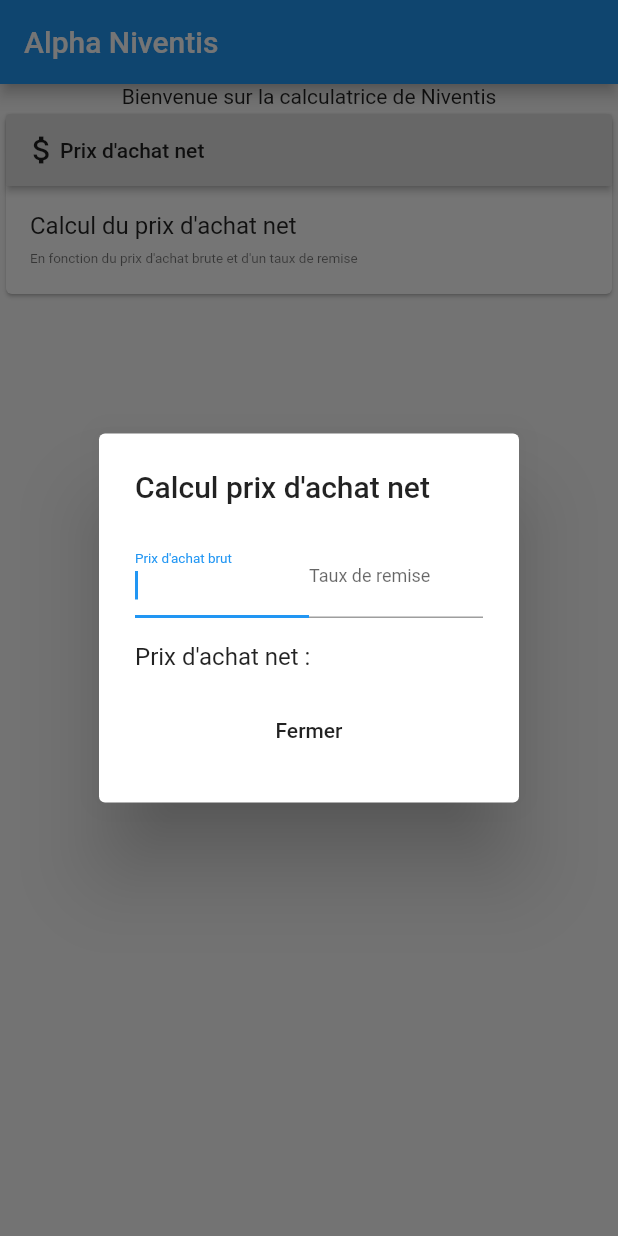
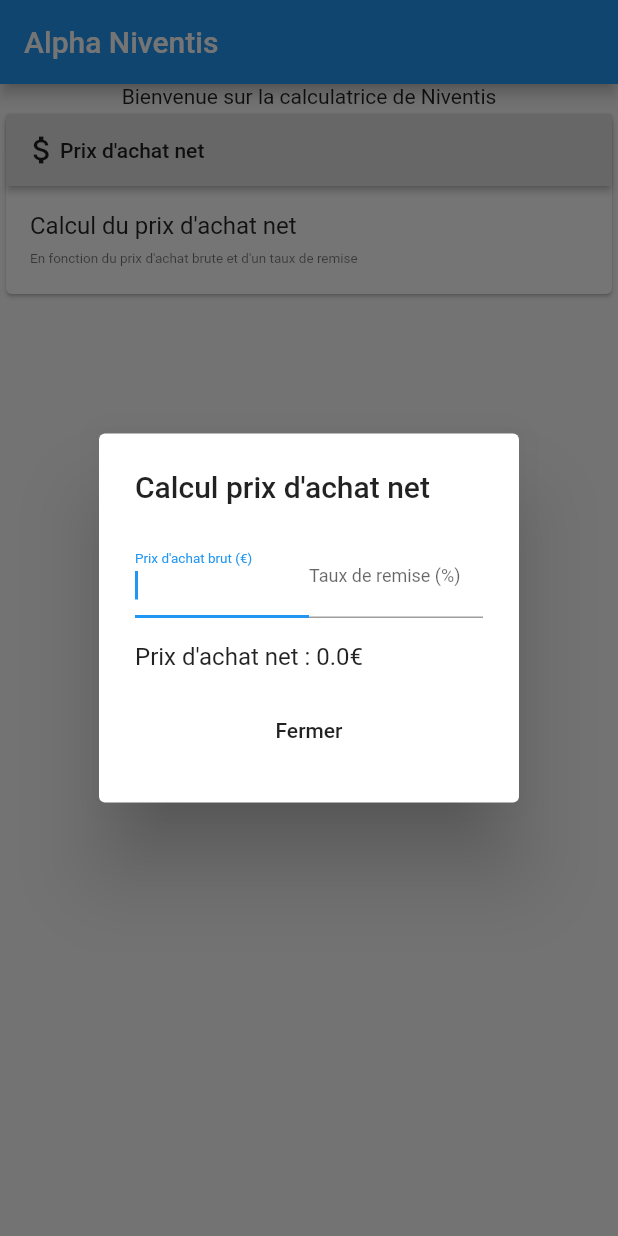
Before and after one commit to mspr-epsi-dev/APP-Niventis, a Flutter app: the screen it shows after launch, after a tap on "Prix d'achat net", on a phone screen of 412 x 824 dp. Run offline on Flutter 3.47's test engine with Material 2 defaults, Android fonts, the phone set to English and light mode, and no system bars; missing offline and left inert: angular, angular_components.

Commit message:
Affichage resultat et calcul

```diff
--- a/lib/main.dart
+++ b/lib/main.dart
@@ -45,6 +45,76 @@
 }
 
 class _MyHomePageState extends State<MyHomePage> {
+  void _showDialog(BuildContext context) {
+    double pAchatBrut = 0;
+    double tauxRemise = 0;
+    double _resCalcul = 0;
+
+    void _setResCalcul() {
+      setState(() {
+        _resCalcul = pAchatBrut*(1-tauxRemise);
+      });
+    }
+
+    showDialog(
+      context: context,
+      builder: (BuildContext context) {
+        // return object of type Dialog
+        return SimpleDialog(
+          title: new Text("Calcul prix d'achat net"),
+          children: <Widget>[
+            new SimpleDialogOption(
+              child: new Row(
+                children: <Widget>[
+                  new Expanded(
+                    child: new TextField(
+                      autofocus: true,
+                      decoration: new InputDecoration(
+                          labelText: 'Prix d\'achat brut (€)',
+                          labelStyle: TextStyle(
+                            fontSize: 12,
+                          )),
+                      keyboardType: TextInputType.number,
+                      onChanged: (newVal) {
+                        pAchatBrut = double.parse(newVal);
+                        _setResCalcul();
+                      },
+                    ),
+                  ),
+                  new Expanded(
+                    child: new TextField(
+                      decoration: new InputDecoration(
+                          labelText: 'Taux de remise (%)',
+                          labelStyle: TextStyle(
+                            fontSize: 12,
+                          )),
+                      keyboardType: TextInputType.number,
+                      onChanged: (newVal) {
+                        tauxRemise = double.parse(newVal)/100;
+                        _setResCalcul();
+                      },
+                    ),
+                  ),
+                ],
+              ),
+            ),
+            new SimpleDialogOption(
+              child: new Text("Prix d\'achat net : $_resCalcul€"),
+            ),
+            new SimpleDialogOption(
+              child: new FlatButton(
+                child: new Text("Fermer"),
+                onPressed: () {
+                  Navigator.of(context).pop();
+                },
+              ),
+            ),
+          ],
+        );
+      },
+    );
+  }
+
   @override
   Widget build(BuildContext context) {
     // This method is rerun every time setState is called, for instance as done
@@ -117,55 +187,3 @@
     );
   }
 }
-
-void _showDialog(BuildContext context) {
-  showDialog(
-    context: context,
-    builder: (BuildContext context) {
-      // return object of type Dialog
-      return SimpleDialog(
-        title: new Text("Calcul prix d'achat net"),
-        children: <Widget>[
-          new SimpleDialogOption(
-            child: new Row(
-              children: <Widget>[
-                new Expanded(
-                  child: new TextField(
-                    autofocus: true,
-                    decoration: new InputDecoration(
-                        labelText: 'Prix d\'achat brut',
-                        labelStyle: TextStyle(
-                          fontSize: 12,
-                        )),
-                    keyboardType: TextInputType.number,
-                  ),
-                ),
-                new Expanded(
-                  child: new TextField(
-                    decoration: new InputDecoration(
-                        labelText: 'Taux de remise',
-                        labelStyle: TextStyle(
-                          fontSize: 12,
-                        )),
-                    keyboardType: TextInputType.number,
-                  ),
-                ),
-              ],
-            ),
-          ),
-          new SimpleDialogOption(
-            child: new Text("Prix d\'achat net : "),
-          ),
-          new SimpleDialogOption(
-            child: new FlatButton(
-              child: new Text("Fermer"),
-              onPressed: () {
-                Navigator.of(context).pop();
-              },
-            ),
-          ),
-        ],
-      );
-    },
-  );
-}
```
